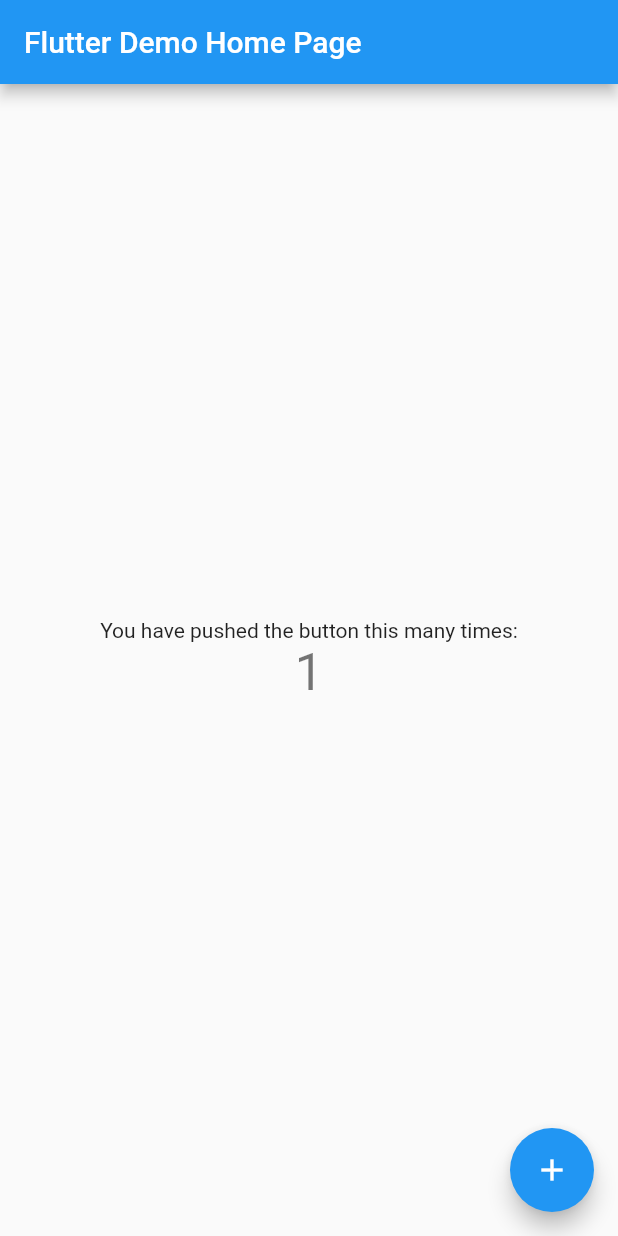
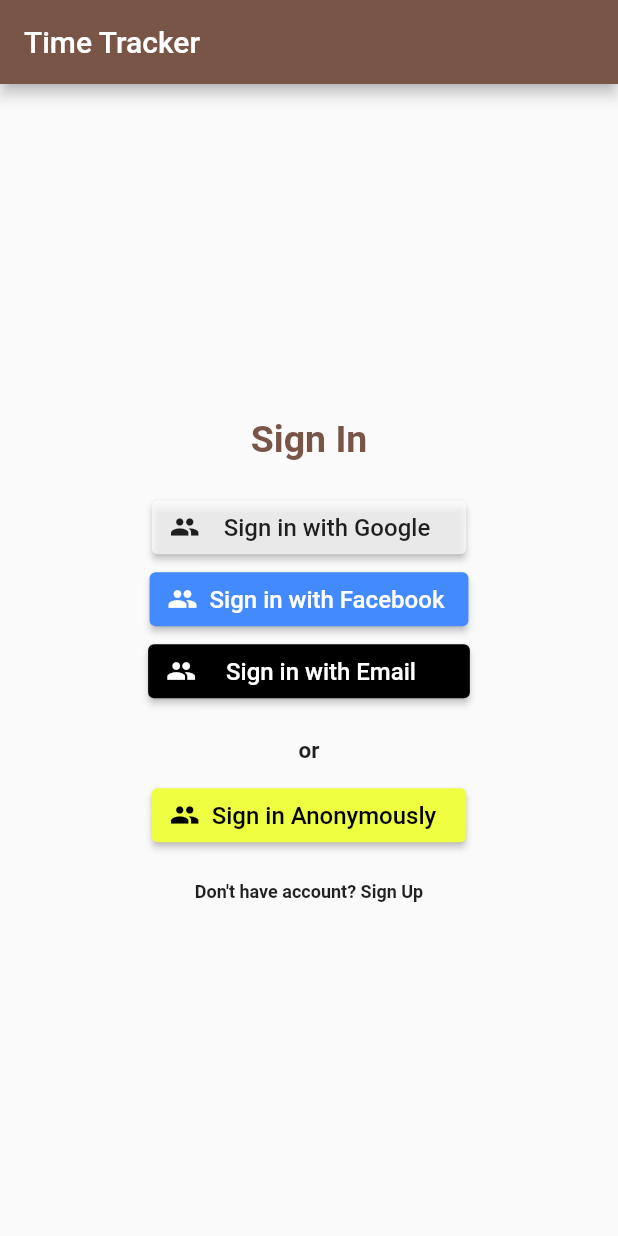
Before and after one commit to uditswaroopa/time_tracker, a Flutter app: the screen it shows after launch, on a phone screen of 412 x 824 dp. Run offline on Flutter 3.47's test engine with Material 2 defaults, Android fonts, the phone set to English and light mode, and no system bars.

Commit message:
Sign In page UI

```diff
--- a/analysis_options.yaml
+++ b/analysis_options.yaml
@@ -22,6 +22,7 @@ linter:
   # `// ignore_for_file: name_of_lint` syntax on the line or in the file
   # producing the lint.
   rules:
+    prefer_const_constructors : false
     # avoid_print: false  # Uncomment to disable the `avoid_print` rule
     # prefer_single_quotes: true  # Uncomment to enable the `prefer_single_quotes` rule
 
--- a/lib/main.dart
+++ b/lib/main.dart
@@ -1,4 +1,5 @@
 import 'package:flutter/material.dart';
+import 'package:time_tracker/signin%20screen/signin_page.dart';
 
 void main() {
   runApp(const MyApp());
@@ -7,61 +8,8 @@ void main() {
 class MyApp extends StatelessWidget {
   const MyApp({Key? key}) : super(key: key);
 
-  // This widget is the root of your application.
   @override
   Widget build(BuildContext context) {
-    return MaterialApp(
-      title: 'Flutter Demo',
-      theme: ThemeData(
-        primarySwatch: Colors.blue,
-      ),
-      home: const MyHomePage(title: 'Flutter Demo Home Page'),
-    );
+    return const SignIn();
   }
 }
-
-class MyHomePage extends StatefulWidget {
-  const MyHomePage({Key? key, required this.title}) : super(key: key);
-  final String title;
-
-  @override
-  State<MyHomePage> createState() => _MyHomePageState();
-}
-
-class _MyHomePageState extends State<MyHomePage> {
-  int _counter = 0;
-
-  void _incrementCounter() {
-    setState(() {
-      _counter++;
-    });
-  }
-
-  @override
-  Widget build(BuildContext context) {
-    return Scaffold(
-      appBar: AppBar(
-        title: Text(widget.title),
-      ),
-      body: Center(
-        child: Column(
-          mainAxisAlignment: MainAxisAlignment.center,
-          children: <Widget>[
-            const Text(
-              'You have pushed the button this many times:',
-            ),
-            Text(
-              '${_counter + 1}',
-              style: Theme.of(context).textTheme.headline4,
-            ),
-          ],
-        ),
-      ),
-      floatingActionButton: FloatingActionButton(
-        onPressed: _incrementCounter,
-        tooltip: 'Increment',
-        child: const Icon(Icons.add),
-      ),
-    );
-  }
-}
--- /dev/null
+++ b/lib/signin screen/signin_page.dart
@@ -0,0 +1,104 @@
+import 'package:flutter/material.dart';
+
+class SignIn extends StatelessWidget {
+  const SignIn({Key? key}) : super(key: key);
+
+  @override
+  Widget build(BuildContext context) {
+    return MaterialApp(
+      debugShowCheckedModeBanner: false,
+      theme: ThemeData(
+        primarySwatch: Colors.brown,
+      ),
+      home: _buildSignPage(),
+    );
+  }
+}
+
+Widget _buildSignPage() {
+  return Scaffold(
+    appBar: AppBar(
+      title: Text(
+        'Time Tracker',
+        style: TextStyle(
+          fontSize: 20.0,
+        ),
+      ),
+    ),
+    body: Center(
+      child: Column(
+        mainAxisAlignment: MainAxisAlignment.center,
+        // ignore: prefer_const_literals_to_create_immutables
+        children: [
+          Text(
+            'Sign In',
+            style: TextStyle(
+              fontSize: 25.0,
+              fontWeight: FontWeight.w700,
+              color: Colors.brown,
+            ),
+          ),
+          SizedBox(height: 20.0),
+          _signPageButtons(
+            '  Sign in with Google  ',
+            Icons.people,
+            Colors.black87,
+            Colors.white70,
+          ),
+          _signPageButtons(
+            'Sign in with Facebook',
+            Icons.people,
+            Colors.white,
+            Colors.blueAccent,
+          ),
+          _signPageButtons(
+            '   Sign in with Email     ',
+            Icons.people,
+            Colors.white,
+            Colors.black,
+          ),
+          SizedBox(height: 20.0),
+          Text(
+            'or',
+            style: TextStyle(
+              fontSize: 15.0,
+              fontWeight: FontWeight.w600,
+            ),
+          ),
+          SizedBox(height: 10.0),
+          _signPageButtons('Sign in Anonymously ', Icons.people, Colors.black,
+              Colors.limeAccent),
+          SizedBox(height: 20.0),
+          Text(
+            'Don\'t have account? Sign Up',
+            style: TextStyle(
+              fontSize: 12.0,
+              fontWeight: FontWeight.w600,
+            ),
+          )
+        ],
+      ),
+    ),
+  );
+}
+
+Widget _signPageButtons(label, icon, labelColor, buttonColor) {
+  return ElevatedButton.icon(
+    style: ButtonStyle(
+      backgroundColor: MaterialStateProperty.all(buttonColor),
+    ),
+    onPressed: () => print('Called Sign in Page'),
+    icon: Icon(
+      icon,
+      color: labelColor,
+      size: 20.0,
+    ),
+    label: Text(
+      label,
+      style: TextStyle(
+        fontSize: 16.0,
+        color: labelColor,
+      ),
+    ),
+  );
+}
```
Also changed, not shown: 5 other files.
